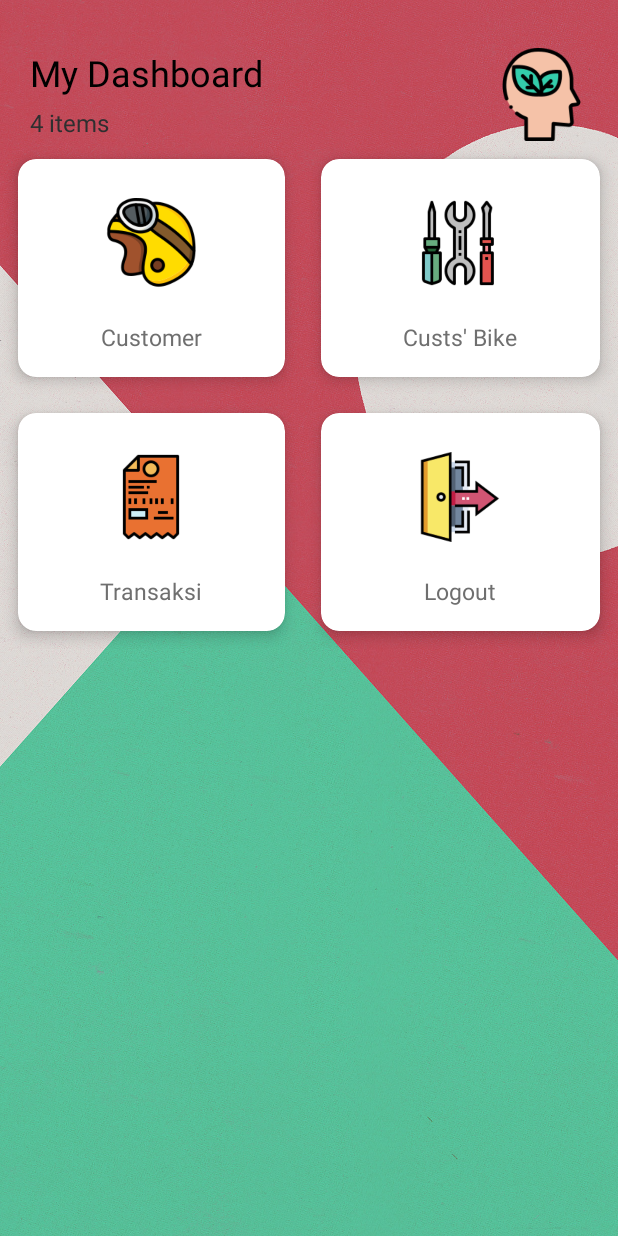
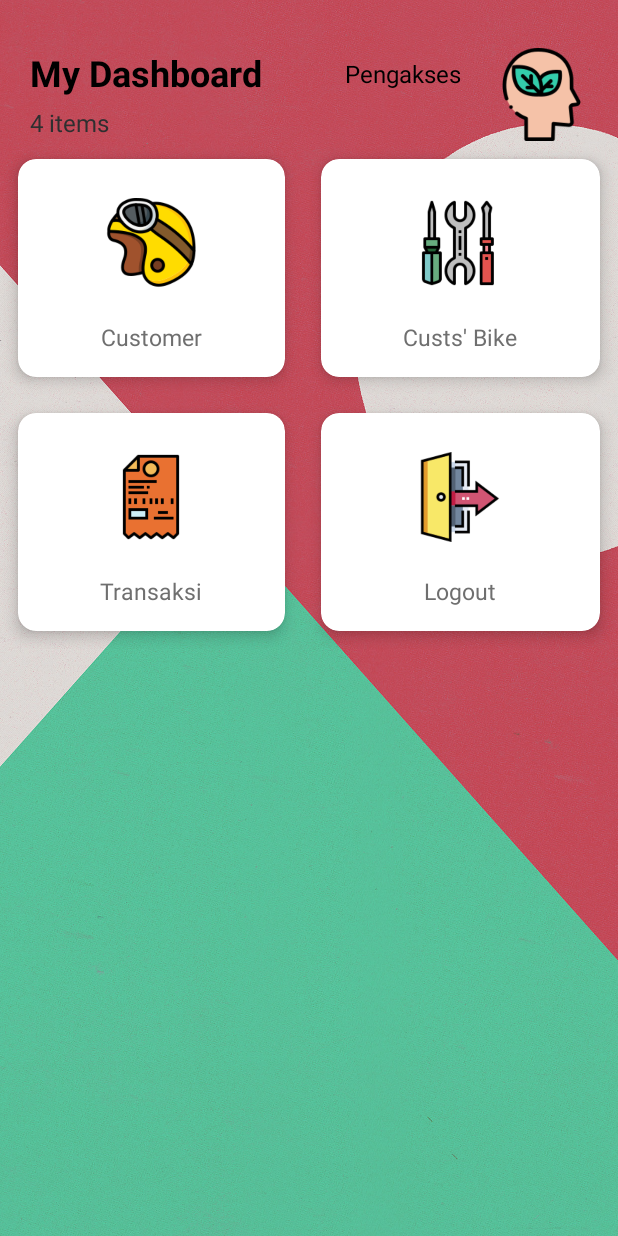
Before and after one commit to rizkajuliant20/siatmoAppMobile, an Android app: the MainActivityCS screen opened directly, with no data from a screen before it, on a phone screen of 412 x 824 dp. Run offline under Robolectric (Android 15) with nearby library versions, the phone set to English and light mode, and no system bars; 1 statement that could not run was skipped.

Commit message:
Session Solved

```diff
--- a/app/src/main/java/com/siatmo/siatmoapp/session/SharedPrefManager.java
+++ b/app/src/main/java/com/siatmo/siatmoapp/session/SharedPrefManager.java
@@ -34,7 +34,7 @@ public class SharedPrefManager {
     }
 
     public String getSPNama(){
-        return sp.getString(SP_Username, "");
+        return sp.getString(SP_Username,"");
     }
 
 
--- a/app/src/main/java/com/siatmo/siatmoapp/view/customerService/MainActivityCS.java
+++ b/app/src/main/java/com/siatmo/siatmoapp/view/customerService/MainActivityCS.java
@@ -19,9 +19,9 @@ import com.siatmo.siatmoapp.view.customerService.transaksiPenjualan.TransaksiPen
 
 public class MainActivityCS extends AppCompatActivity {
 
-    SharedPrefManager sharedPrefManager;
-    private TextView txtNamaAkses;
-    private String pengakses;
+    private SharedPrefManager sharedPrefManager;
+    private TextView txtNamaAkses, txtNamaRole;
+    private String pengakses, pengaksesTest;
     private ApiInterface apiInterface;
     private boolean doubleBackToExitPressedOnce = false;
     @Override
@@ -29,12 +29,7 @@ public class MainActivityCS extends AppCompatActivity {
         super.onCreate(savedInstanceState);
         setContentView(R.layout.activity_main_cs);
         txtNamaAkses=findViewById(R.id.txtNamaAksesPegawai);
-
-        Intent intent= getIntent();
-        pengakses=intent.getStringExtra("uname");
-
-        txtNamaAkses.setText(pengakses);
-
+        txtNamaRole=findViewById(R.id.txtRole);
         //LOGOUT WITH SESSION
         sharedPrefManager = new SharedPrefManager(this);
         findViewById(R.id.layoutlogoutCS).setOnClickListener(new View.OnClickListener() {
@@ -46,6 +41,14 @@ public class MainActivityCS extends AppCompatActivity {
                 finish();
             }
         });
+        pengaksesTest= sharedPrefManager.getSPNama().toString();
+        String splitRole[]= pengaksesTest.split("-");
+        txtNamaAkses.setText(splitRole[1]);
+        if (splitRole[0].equals("CS")){
+            txtNamaRole.setText("Customer Service");
+        }else{
+            txtNamaRole.setText(splitRole[0]);
+        }
 
     }
 
--- a/app/src/main/java/com/siatmo/siatmoapp/view/owner/MainActivity.java
+++ b/app/src/main/java/com/siatmo/siatmoapp/view/owner/MainActivity.java
@@ -44,15 +44,13 @@ public class MainActivity extends AppCompatActivity {
     private ApiInterface apiInterface;
     private List<SparepartDAO> spaList;
     private boolean doubleBackToExitPressedOnce = false;
-    SharedPrefManager sharedPrefManager;
+    private SharedPrefManager sharedPrefManager;
     @Override
     protected void onCreate(Bundle savedInstanceState) {
         super.onCreate(savedInstanceState);
         setContentView(R.layout.activity_main);
-
         createNotificationChannel();
         apiInterface = RetrofitClient.getApiClient().create(ApiInterface.class);
-
 
         //LOGOUT WITH SESSION
         sharedPrefManager = new SharedPrefManager(this);
@@ -65,9 +63,7 @@ public class MainActivity extends AppCompatActivity {
                 finish();
             }
         });
-
         notifikasiSpareparts();
-
     }
 
     public void supplier(View view){
--- a/app/src/main/res/layout/activity_main.xml
+++ b/app/src/main/res/layout/activity_main.xml
@@ -24,6 +24,7 @@
                 android:id="@+id/txtdashboard"
                 android:text="My Dashboard"
                 android:textColor="#000000"
+                android:textStyle="bold"
                 android:textSize="24sp"
                 android:layout_width="wrap_content"
                 android:layout_height="wrap_content" />
@@ -39,7 +40,7 @@
 
             <TextView
                 android:text="Phillips"
-                android:textColor="#2e2f30"
+                android:textColor="#000000"
                 android:layout_marginTop="6dp"
                 android:textSize="16sp"
                 android:layout_width="wrap_content"
@@ -50,7 +51,7 @@
 
             <TextView
                 android:text="Owner"
-                android:textColor="#2e2f30"
+                android:textColor="#000000"
                 android:layout_marginTop="6dp"
                 android:textSize="16sp"
                 android:layout_width="wrap_content"
--- a/app/src/main/res/layout/activity_main_cs.xml
+++ b/app/src/main/res/layout/activity_main_cs.xml
@@ -23,6 +23,7 @@
                 android:id="@+id/txtdashboard"
                 android:text="My Dashboard"
                 android:textColor="#000000"
+                android:textStyle="bold"
                 android:textSize="24sp"
                 android:layout_width="wrap_content"
                 android:layout_height="wrap_content" />
@@ -45,13 +46,24 @@
 
             <TextView
                 android:text="Pengakses"
-                android:textColor="#2e2f30"
+                android:textColor="#000000"
                 android:layout_marginTop="6dp"
                 android:textSize="16sp"
                 android:layout_width="wrap_content"
                 android:layout_height="wrap_content"
                 android:layout_marginLeft="210dp"
                 android:id="@+id/txtNamaAksesPegawai"/>
+
+            <TextView
+                android:text="Role"
+                android:layout_below="@id/txtNamaAksesPegawai"
+                android:textColor="#000000"
+                android:layout_marginTop="6dp"
+                android:textSize="16sp"
+                android:layout_width="wrap_content"
+                android:layout_height="wrap_content"
+                android:layout_marginLeft="210dp"
+                android:id="@+id/txtRole"/>
         </RelativeLayout>
 
         <GridLayout
```
Also changed, not shown: app/src/main/java/com/siatmo/siatmoapp/view/LandingPageAdminActivity.java (+5 -7 lines).
